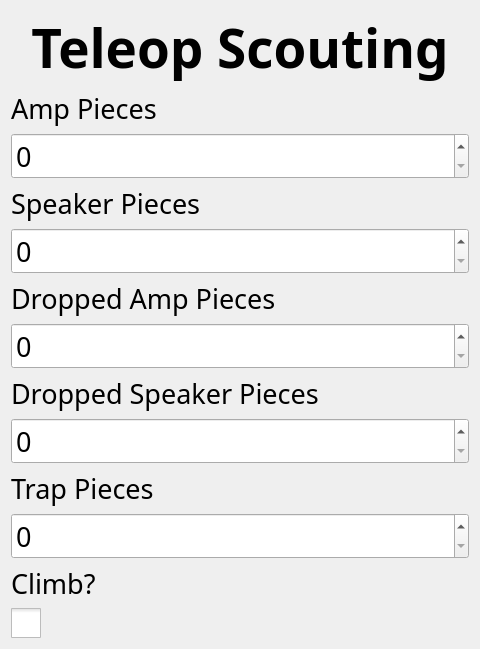
First picture: the form in ui/TeleScouting.ui, repository binex-dsk/QFRCScouter, before the edit.
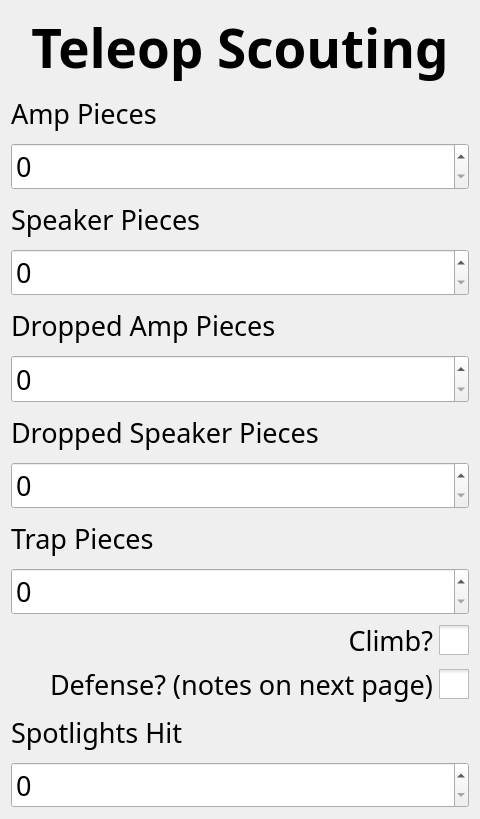
Second picture: the form after the edit. Custom widgets are drawn as their Qt base class.

Patch:
```diff
--- a/ui/TeleScouting.ui
+++ b/ui/TeleScouting.ui
@@ -7,13 +7,13 @@
     <x>0</x>
     <y>0</y>
     <width>480</width>
-    <height>640</height>
+    <height>819</height>
    </rect>
   </property>
   <property name="font">
    <font>
     <family>Noto Sans</family>
-    <pointsize>14</pointsize>
+    <pointsize>20</pointsize>
    </font>
   </property>
   <property name="windowTitle">
@@ -188,19 +188,6 @@
      </property>
     </widget>
    </item>
-   <item>
-    <widget class="QLabel" name="label_7">
-     <property name="font">
-      <font>
-       <family>Noto Sans</family>
-       <pointsize>20</pointsize>
-      </font>
-     </property>
-     <property name="text">
-      <string>Climb?</string>
-     </property>
-    </widget>
-   </item>
    <item>
     <widget class="QCheckBox" name="climb">
      <property name="font">
@@ -209,11 +196,14 @@
        <pointsize>20</pointsize>
       </font>
      </property>
+     <property name="layoutDirection">
+      <enum>Qt::RightToLeft</enum>
+     </property>
      <property name="styleSheet">
       <string notr="true">QCheckBox::indicator:unchecked { width: 30px; height: 30px; } QCheckBox::indicator:checked { width: 30px; height: 30px; }</string>
      </property>
      <property name="text">
-      <string/>
+      <string>Climb?</string>
      </property>
      <property name="iconSize">
       <size>
@@ -223,6 +213,41 @@
      </property>
     </widget>
    </item>
+   <item>
+    <widget class="QCheckBox" name="defense">
+     <property name="font">
+      <font>
+       <family>Sans Serif</family>
+       <pointsize>20</pointsize>
+      </font>
+     </property>
+     <property name="layoutDirection">
+      <enum>Qt::RightToLeft</enum>
+     </property>
+     <property name="styleSheet">
+      <string notr="true">QCheckBox::indicator:unchecked { width: 30px; height: 30px; } QCheckBox::indicator:checked { width: 30px; height: 30px; }</string>
+     </property>
+     <property name="text">
+      <string>Defense? (notes on next page)</string>
+     </property>
+     <property name="iconSize">
+      <size>
+       <width>40</width>
+       <height>40</height>
+      </size>
+     </property>
+    </widget>
+   </item>
+   <item>
+    <widget class="QLabel" name="label_9">
+     <property name="text">
+      <string>Spotlights Hit</string>
+     </property>
+    </widget>
+   </item>
+   <item>
+    <widget class="BetterSpinBox" name="spotlights"/>
+   </item>
   </layout>
  </widget>
  <customwidgets>
```
